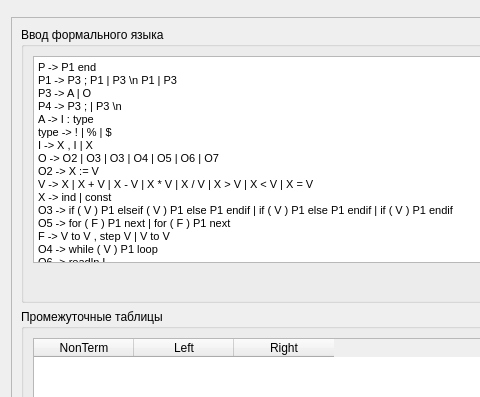
Before: the Qt Designer form Code/SyntacticAnalysis/syntacticwindow.ui in Max1mu5/Compiler, drawn with Qt 5; both pictures show x 0 to 480 and y 0 to 397 of the 1032 by 647 pixel window.
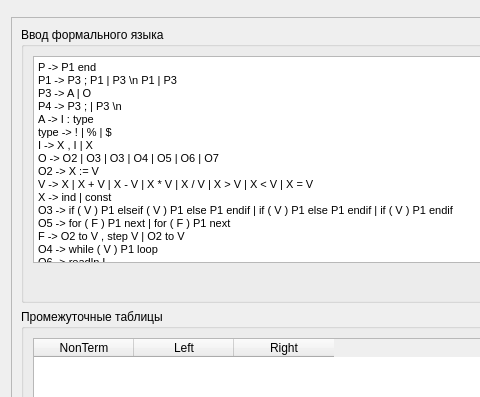
After: the same form once the commit is applied.

The edit to the form file:
```diff
--- a/Code/SyntacticAnalysis/syntacticwindow.ui
+++ b/Code/SyntacticAnalysis/syntacticwindow.ui
@@ -86,7 +86,7 @@
 &lt;p style=&quot; margin-top:0px; margin-bottom:0px; margin-left:0px; margin-right:0px; -qt-block-indent:0; text-indent:0px;&quot;&gt;X -&amp;gt; ind | const&lt;/p&gt;
 &lt;p style=&quot; margin-top:0px; margin-bottom:0px; margin-left:0px; margin-right:0px; -qt-block-indent:0; text-indent:0px;&quot;&gt;O3 -&amp;gt; if ( V ) P1 elseif ( V ) P1 else P1 endif | if ( V ) P1 else P1 endif | if ( V ) P1 endif&lt;/p&gt;
 &lt;p style=&quot; margin-top:0px; margin-bottom:0px; margin-left:0px; margin-right:0px; -qt-block-indent:0; text-indent:0px;&quot;&gt;O5 -&amp;gt; for ( F ) P1 next | for ( F ) P1 next&lt;/p&gt;
-&lt;p style=&quot; margin-top:0px; margin-bottom:0px; margin-left:0px; margin-right:0px; -qt-block-indent:0; text-indent:0px;&quot;&gt;F -&amp;gt; V to V , step V | V to V&lt;/p&gt;
+&lt;p style=&quot; margin-top:0px; margin-bottom:0px; margin-left:0px; margin-right:0px; -qt-block-indent:0; text-indent:0px;&quot;&gt;F -&amp;gt; O2 to V , step V | O2 to V&lt;/p&gt;
 &lt;p style=&quot; margin-top:0px; margin-bottom:0px; margin-left:0px; margin-right:0px; -qt-block-indent:0; text-indent:0px;&quot;&gt;O4 -&amp;gt; while ( V ) P1 loop&lt;/p&gt;
 &lt;p style=&quot; margin-top:0px; margin-bottom:0px; margin-left:0px; margin-right:0px; -qt-block-indent:0; text-indent:0px;&quot;&gt;O6 -&amp;gt; readln I&lt;/p&gt;
 &lt;p style=&quot; margin-top:0px; margin-bottom:0px; margin-left:0px; margin-right:0px; -qt-block-indent:0; text-indent:0px;&quot;&gt;O7 -&amp;gt; writeln I&lt;/p&gt;
```
